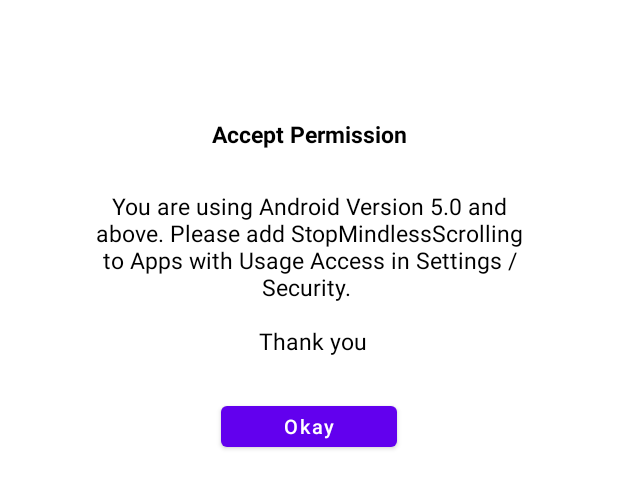
After one commit to peyyalaamala/POC, an Android app: the layout usage_access_permission_popup.xml on its own in the app's theme, with its tools: preview values and no code run, on a phone screen of 412 x 824 dp. The commit adds this screen. Shown: the top 488 px of the screen. Run offline under Robolectric (Android 15) with nearby library versions, the phone set to English and light mode, and no system bars.

Commit message:
Usage Access Permission added

```diff
--- a/StopMindlessScrolling/app/build.gradle
+++ b/StopMindlessScrolling/app/build.gradle
@@ -3,12 +3,12 @@ plugins {
 }
 
 android {
-    compileSdk 32
+    compileSdk 33
 
     defaultConfig {
         applicationId "com.example.stopmindlessscrolling"
         minSdk 21
-        targetSdk 32
+        targetSdk 33
         versionCode 1
         versionName "1.0"
 
@@ -32,6 +32,7 @@ dependencies {
     implementation 'androidx.appcompat:appcompat:1.6.1'
     implementation 'com.google.android.material:material:1.8.0'
     implementation 'androidx.constraintlayout:constraintlayout:2.1.4'
+    implementation 'com.intuit.sdp:sdp-android:1.0.6'   // dimens lib
     testImplementation 'junit:junit:4.13.2'
     androidTestImplementation 'androidx.test.ext:junit:1.1.5'
     androidTestImplementation 'androidx.test.espresso:espresso-core:3.5.1'
--- a/StopMindlessScrolling/app/src/main/AndroidManifest.xml
+++ b/StopMindlessScrolling/app/src/main/AndroidManifest.xml
@@ -2,7 +2,8 @@
 <manifest xmlns:android="http://schemas.android.com/apk/res/android"
     xmlns:tools="http://schemas.android.com/tools"
     package="com.example.stopmindlessscrolling">
-
+    <uses-permission android:name="android.permission.PACKAGE_USAGE_STATS" /> <!-- To restrict recent apps access -->
+    <uses-permission android:name="android.permission.SYSTEM_ALERT_WINDOW"/>
     <application
         android:allowBackup="true"
         android:dataExtractionRules="@xml/data_extraction_rules"
@@ -13,8 +14,9 @@
         android:supportsRtl="true"
         android:theme="@style/Theme.StopMindlessScrolling"
         tools:targetApi="31">
+
         <activity
-            android:name=".MainActivity"
+            android:name=".PermissionsActivity"
             android:exported="true">
             <intent-filter>
                 <action android:name="android.intent.action.MAIN" />
--- a/StopMindlessScrolling/app/src/main/res/layout/activity_main.xml
+++ b/StopMindlessScrolling/app/src/main/res/layout/activity_main.xml
@@ -4,12 +4,12 @@
     xmlns:tools="http://schemas.android.com/tools"
     android:layout_width="match_parent"
     android:layout_height="match_parent"
-    tools:context=".MainActivity">
+    tools:context=".PermissionsActivity">
 
     <TextView
         android:layout_width="wrap_content"
         android:layout_height="wrap_content"
-        android:text="Hello World!"
+        android:text=""
         app:layout_constraintBottom_toBottomOf="parent"
         app:layout_constraintEnd_toEndOf="parent"
         app:layout_constraintStart_toStartOf="parent"
--- /dev/null
+++ b/StopMindlessScrolling/app/src/main/res/layout/usage_access_permission_popup.xml
@@ -0,0 +1,66 @@
+<?xml version="1.0" encoding="utf-8"?>
+<androidx.constraintlayout.widget.ConstraintLayout  xmlns:android="http://schemas.android.com/apk/res/android"
+    xmlns:app="http://schemas.android.com/apk/res-auto"
+    xmlns:tools="http://schemas.android.com/tools"
+    android:layout_width="match_parent"
+    android:layout_height="match_parent">
+
+    <androidx.constraintlayout.widget.ConstraintLayout
+        android:id="@+id/constraintLayout"
+        android:layout_width="@dimen/_250sdp"
+        android:layout_height="wrap_content"
+        android:layout_marginTop="@dimen/_30sdp"
+        app:layout_constraintEnd_toEndOf="parent"
+        app:layout_constraintStart_toStartOf="parent"
+        app:layout_constraintTop_toTopOf="parent">
+
+        <TextView
+            android:id="@+id/textView3"
+            android:layout_width="match_parent"
+            android:layout_height="wrap_content"
+            android:layout_gravity="center"
+            android:layout_marginTop="@dimen/_20sdp"
+            android:gravity="center"
+            android:padding="@dimen/_10sdp"
+            android:text="@string/accept_permission_string"
+            android:textColor="@color/black"
+            android:textSize="@dimen/_12sdp"
+            android:textStyle="bold"
+            app:layout_constraintEnd_toEndOf="parent"
+            app:layout_constraintTop_toTopOf="parent" />
+
+        <TextView
+            android:id="@+id/okTxt"
+            android:layout_width="match_parent"
+            android:layout_height="wrap_content"
+            android:gravity="center"
+             android:padding="@dimen/_10sdp"
+            android:text="@string/usage_stats_hint"
+            android:textColor="@color/black"
+            android:textSize="@dimen/_12sdp"
+            app:layout_constraintEnd_toEndOf="parent"
+            app:layout_constraintTop_toBottomOf="@+id/textView3" />
+
+        <Button
+            android:id="@+id/okBtn"
+            android:layout_width="@dimen/_90sdp"
+            android:layout_height="@dimen/_30sdp"
+            android:layout_marginTop="@dimen/_10sdp"
+            android:layout_marginBottom="@dimen/_10sdp"
+            android:gravity="center"
+            android:text="@string/ok"
+            android:textAlignment="center"
+            android:textAllCaps="false"
+            android:textColor="@color/white"
+            android:textSize="@dimen/_10sdp"
+            app:layout_constraintBottom_toBottomOf="parent"
+            app:layout_constraintEnd_toEndOf="parent"
+            app:layout_constraintStart_toStartOf="parent"
+            app:layout_constraintTop_toBottomOf="@+id/okTxt" />
+
+
+    </androidx.constraintlayout.widget.ConstraintLayout>
+
+
+
+</androidx.constraintlayout.widget.ConstraintLayout>
--- a/StopMindlessScrolling/app/src/main/res/values/strings.xml
+++ b/StopMindlessScrolling/app/src/main/res/values/strings.xml
@@ -1,3 +1,8 @@
 <resources>
     <string name="app_name">StopMindlessScrolling</string>
+    <string name="usageAccess">Usage Access Permission</string>
+    <string name="accept_permission_string">Accept Permission</string>
+    <string name="ok">Okay</string>
+    <string name="usage_stats_hint">You are using Android Version 5.0 and above.
+            Please add StopMindlessScrolling to Apps with Usage Access in Settings / Security. \n\n Thank you</string>
 </resources>
```
Also changed, not shown: StopMindlessScrolling/app/src/main/java/com/example/stopmindlessscrolling/MainActivity.java (deleted, +0 -14 lines), StopMindlessScrolling/app/src/main/java/com/example/stopmindlessscrolling/PermissionsActivity.java (added, +92 -0 lines), StopMindlessScrolling/app/src/main/java/com/example/stopmindlessscrolling/utility/Utility.java (added, +39 -0 lines).
